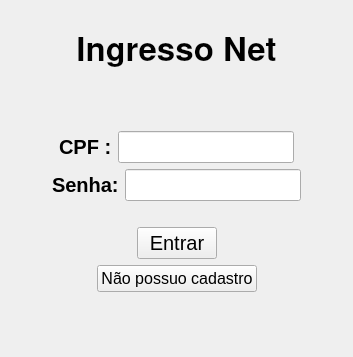
Before: the Qt Designer form src/loginwindow.ui in MatTerra/IngressoNet, drawn with Qt 5.
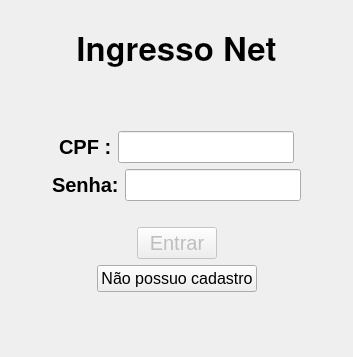
After: the same form once the commit is applied.

Diff of the .ui file:
```diff
--- a/src/loginwindow.ui
+++ b/src/loginwindow.ui
@@ -197,6 +197,9 @@
      </item>
      <item>
       <widget class="QPushButton" name="loginBtn">
+       <property name="enabled">
+        <bool>false</bool>
+       </property>
        <property name="font">
         <font>
          <pointsize>15</pointsize>
```
